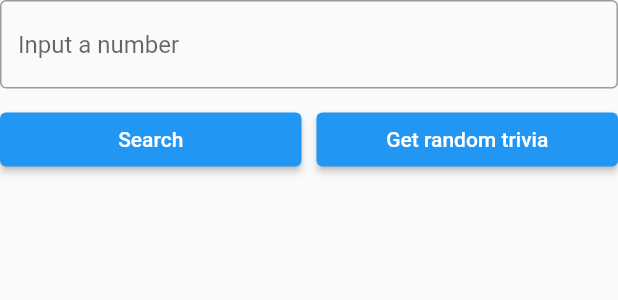
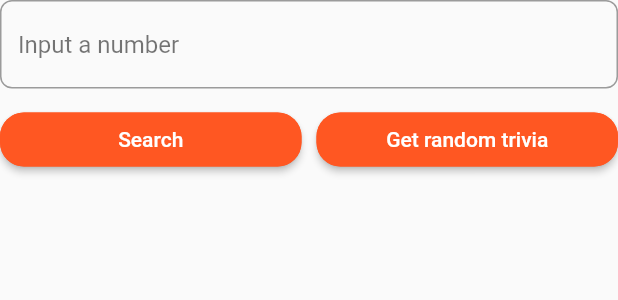
Before and after one commit to Arlo78/numbers_trivia_app, a Flutter app: the TriviaControls widget shown alone on an empty page, opened directly, on a phone screen of 412 x 824 dp. Shown: the top 300 px of the screen. Run offline on Flutter 3.47's test engine with Material 2 defaults, Android fonts, the phone set to English and light mode, and no system bars; our stand-ins replace bloc, dartz, equatable, flutter_bloc, flutter_spinkit, get_it and 2 more; accounts and stored records are empty.

Commit message:
refactor: style app

```diff
--- a/lib/features/number_trivia/presentation/widgets/loading_widget.dart
+++ b/lib/features/number_trivia/presentation/widgets/loading_widget.dart
@@ -1,4 +1,5 @@
 import 'package:flutter/material.dart';
+import 'package:flutter_spinkit/flutter_spinkit.dart';
 
 class LoadingWidget extends StatelessWidget {
   const LoadingWidget({Key? key}) : super(key: key);
@@ -9,7 +10,10 @@ class LoadingWidget extends StatelessWidget {
       height: MediaQuery.of(context).size.height / 3,
       child: const Center(
         child: SingleChildScrollView(
-          child: CircularProgressIndicator(),
+          child: SpinKitFadingFour(
+            color: Colors.purple,
+            size: 50.0,
+          ),
         ),
       ),
     );
--- a/lib/features/number_trivia/presentation/widgets/message_display.dart
+++ b/lib/features/number_trivia/presentation/widgets/message_display.dart
@@ -16,7 +16,8 @@ class MessageDisplay extends StatelessWidget {
           child: Text(
             message,
             style: const TextStyle(
-              fontSize: 25,
+              color: Colors.black54,
+              fontSize: 20,
             ),
             textAlign: TextAlign.center,
           ),
--- a/lib/features/number_trivia/presentation/widgets/trivia_controls.dart
+++ b/lib/features/number_trivia/presentation/widgets/trivia_controls.dart
@@ -24,8 +24,9 @@ class _TriviaControlsState extends State<TriviaControls> {
           controller: controller,
           keyboardType: TextInputType.number,
           decoration: const InputDecoration(
-            border: OutlineInputBorder(),
+            border: OutlineInputBorder(borderRadius: BorderRadius.all(Radius.circular(8.0))),
             hintText: 'Input a number',
+            hintStyle: TextStyle(color: Colors.black54),
           ),
           onChanged: (value) {
             inputString = value;
@@ -38,6 +39,12 @@ class _TriviaControlsState extends State<TriviaControls> {
           children: [
             Expanded(
               child: ElevatedButton(
+                style: ButtonStyle(
+                  shape: MaterialStateProperty.all<RoundedRectangleBorder>(RoundedRectangleBorder(
+                      borderRadius: BorderRadius.circular(16.0),
+                      side: const BorderSide(color: Colors.deepOrange))),
+                  backgroundColor: MaterialStateProperty.all(Colors.deepOrange),
+                ),
                 onPressed: dispatchConcrete,
                 child: const Text('Search'),
               ),
@@ -47,6 +54,12 @@ class _TriviaControlsState extends State<TriviaControls> {
             ),
             Expanded(
               child: ElevatedButton(
+                style: ButtonStyle(
+                  shape: MaterialStateProperty.all<RoundedRectangleBorder>(RoundedRectangleBorder(
+                      borderRadius: BorderRadius.circular(16.0),
+                      side: const BorderSide(color: Colors.deepOrange))),
+                  backgroundColor: MaterialStateProperty.all(Colors.deepOrange),
+                ),
                 onPressed: dispatchRandom,
                 child: const Text('Get random trivia'),
               ),
```
Also changed, not shown: lib/features/number_trivia/presentation/pages/number_trivia_page.dart (+9 -1 lines).
